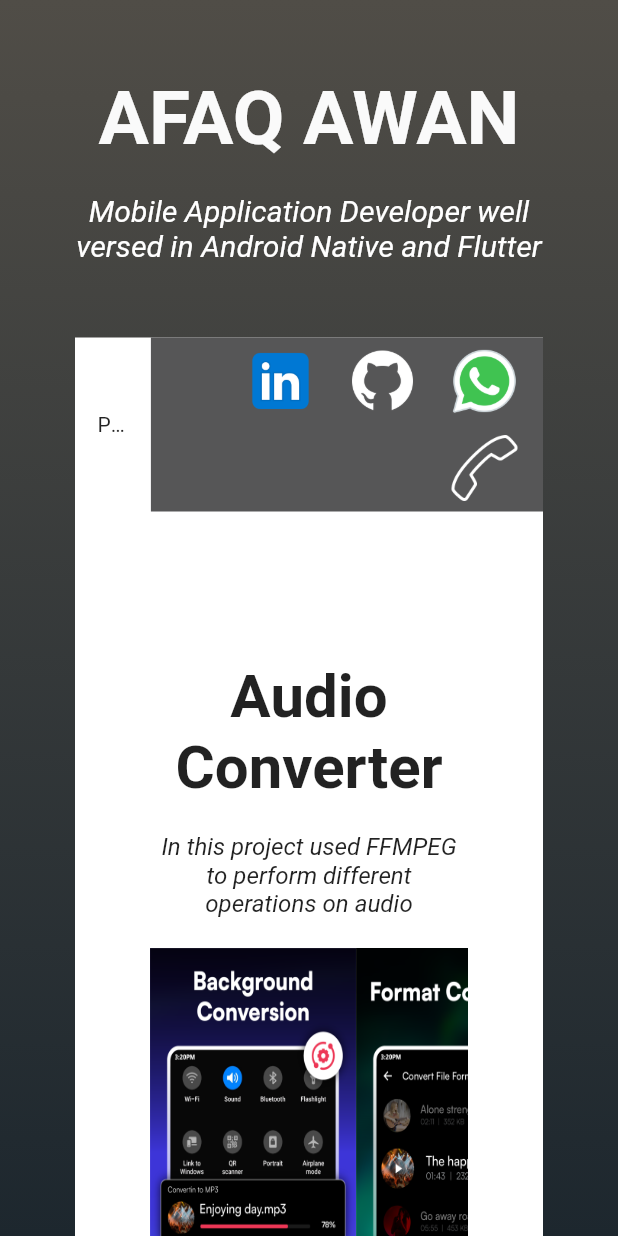
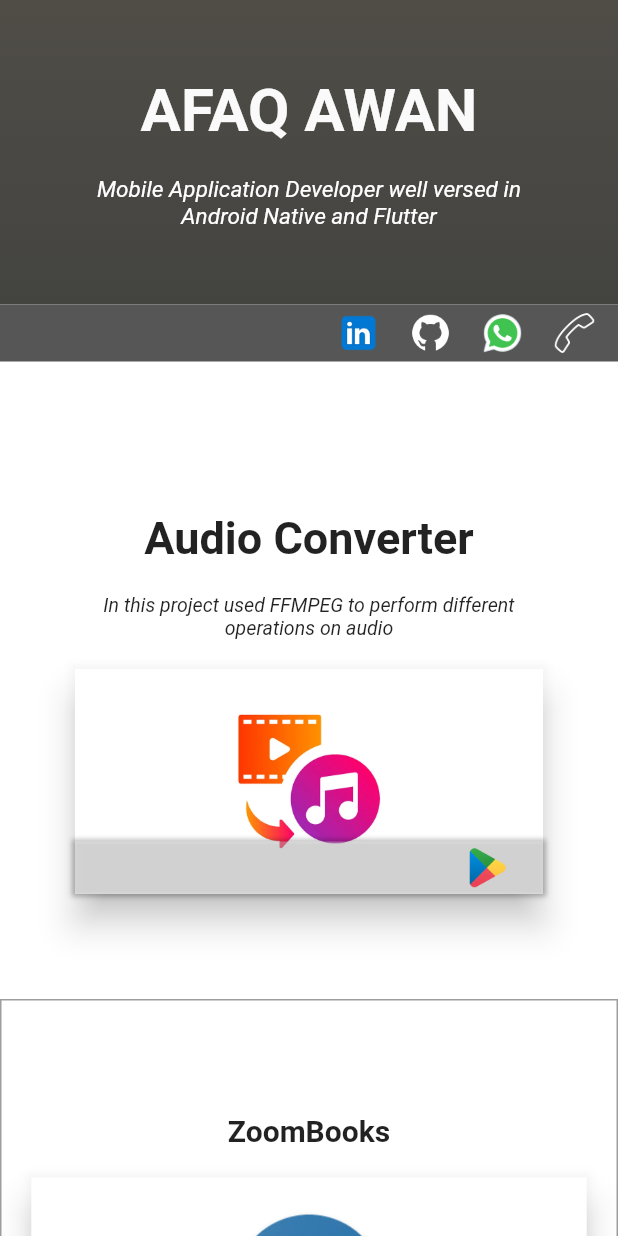
Before and after one commit to afaq35202/portfolio_flutter, a Flutter app: the screen it shows after launch, on a phone screen of 412 x 824 dp. Run offline on Flutter 3.47's test engine with Material 2 defaults, Android fonts, the phone set to English and light mode, and no system bars; drawn by our look-alikes of animated_text_kit; our stand-ins replace google_fonts.

Commit message:
first commit

```diff
--- a/lib/home_page.dart
+++ b/lib/home_page.dart
@@ -1,11 +1,13 @@
 import 'package:animated_text_kit/animated_text_kit.dart';
 import 'package:flutter/material.dart';
 import 'package:portfolio/utils/constants.dart';
+import 'package:portfolio/widgets/grid_item_widget.dart';
 import 'package:portfolio/widgets/items_widget.dart';
 import 'package:portfolio/utils/colors.dart';
 import 'package:portfolio/utils/responsive.dart';
 import 'package:portfolio/widgets/social_icon.dart';
 
+import 'data_model/items_data_model.dart';
 import 'widgets/content_widget.dart';
 
 class Home extends StatelessWidget {
@@ -30,110 +32,25 @@ class Home extends StatelessWidget {
               height: 50,
             ),
             Responsive(
-                mobile: header(true),
-                tablet: header(false),
-                desktop: header(false)),
-            Container(
-              color: Colors.white,
-              width: double.infinity,
-              margin: const EdgeInsets.symmetric(horizontal: 50),
-              child: Column(
-                children: [
-                  Row(
-                    children: [
-                      Container(
-                        width: MediaQuery.of(context).size.width * 0.05,
-                        margin: const EdgeInsets.symmetric(horizontal: 15.0),
-                        child: const Text(
-                          "Projects",
-                          softWrap: true,
-                          overflow: TextOverflow.ellipsis,
-                        ),
-                      ),
-                      Expanded(
-                          child: Container(
-                        color: lightGreyColor,
-                        child: const Wrap(
-                          alignment: WrapAlignment.end,
-                          children: [
-                            SocialIcon(
-                                path: "assets/linkdin.png",
-                                url: Constants.linkdinUrl),
-                            SizedBox(
-                              width: 10,
-                            ),
-                            SocialIcon(
-                                path: "assets/github.png",
-                                url: Constants.githubUrl),
-                            SizedBox(
-                              width: 10,
-                            ),
-                            SocialIcon(
-                                path: "assets/whatsapp.png",
-                                url: Constants.whatsappUrl),
-                            SizedBox(
-                              width: 10,
-                            ),
-                            SocialIcon(
-                                path: "assets/call.png",
-                                url: Constants.callUrl),
-                            SizedBox(
-                              width: 10,
-                            ),
-                          ],
-                        ),
-                      ))
-                    ],
-                  ),
-                  const Padding(
-                    padding: EdgeInsets.all(50),
-                    child: Column(
-                      children: [
-                        SizedBox(
-                          height: 50,
-                        ),
-                        Text(
-                          "Audio Converter",
-                          textAlign: TextAlign.center,
-                          style: TextStyle(
-                              fontSize: 40, fontWeight: FontWeight.bold),
-                        ),
-                        SizedBox(
-                          height: 20,
-                        ),
-                        Text(
-                          "In this project used FFMPEG to perform different operations on audio",
-                          style: TextStyle(
-                              fontStyle: FontStyle.italic, fontSize: 16),
-                          textAlign: TextAlign.center,
-                        ),
-                        SizedBox(
-                          height: 20,
-                        ),
-                        Responsive(
-                          mobile: ContentWidget(isMobile: true),
-                          tablet: ContentWidget(isMobile: false),
-                          desktop: ContentWidget(isMobile: false),
-                        ),
-                      ],
-                    ),
-                  ),
-                  const Responsive(
-                    mobile: ItemsWidget(isMobile: true),
-                    tablet: ItemsWidget(isMobile: false),
-                    desktop: ItemsWidget(isMobile: false),
-                  ),
-                ],
-              ),
-            )
+                mobile: body(true, context),
+                tablet: body(false, context),
+                desktop: body(false, context)),
           ],
         ),
       ),
     ));
   }
 
-  Widget header(bool isMobile) {
-    return Container(
+  Widget body(bool isMobile, BuildContext context) {
+    final mainItem = ItemsDataModel(
+        "Audio Converter",
+        "assets/video_to_mp3.webp",
+        "In this project used FFMPEG to perform different operations on audio",
+        Constants.zoomBooksPlay,
+        '');
+    return Column(
+      children: [
+        Container(
           margin: const EdgeInsets.symmetric(horizontal: 46),
           child: Row(
             children: [
@@ -148,8 +65,8 @@ class Home extends StatelessWidget {
                         animatedTexts: [
                           ColorizeAnimatedText(
                             'AFAQ AWAN',
-                        textStyle: const TextStyle(
-                            fontSize: 50,
+                            textStyle:  TextStyle(
+                                fontSize: isMobile?40:50,
                                 color: Colors.white,
                                 fontWeight: FontWeight.bold),
                             textAlign: TextAlign.center,
@@ -170,8 +87,8 @@ class Home extends StatelessWidget {
                             'Mobile Application Developer well versed in Android Native and Flutter',
                             textAlign: TextAlign.center,
                             cursor: "|",
-                        textStyle: const TextStyle(
-                            fontSize: 20,
+                            textStyle:  TextStyle(
+                                fontSize: isMobile?15:20,
                                 color: Colors.white,
                                 fontWeight: FontWeight.normal,
                                 fontStyle: FontStyle.italic),
@@ -199,6 +116,107 @@ class Home extends StatelessWidget {
                 )
             ],
           ),
+        ),
+        Container(
+          color: Colors.white,
+          width: double.infinity,
+          margin: EdgeInsets.symmetric(horizontal: isMobile ? 0 : 50),
+          child: Column(
+            children: [
+              Row(
+                children: [
+                  if(!isMobile)Container(
+                    padding:  const EdgeInsets.symmetric(horizontal: 10.0),
+                    child: const Text(
+                      "Projects",
+                      style: TextStyle(fontWeight: FontWeight.bold),
+                      softWrap: true,
+                    ),
+                  ),
+                  Expanded(
+                      child: Container(
+                    color: lightGreyColor,
+                    child: Wrap(
+                      alignment: WrapAlignment.end,
+                      children: [
+                        SocialIcon(
+                          path: "assets/linkdin.png",
+                          url: Constants.linkdinUrl,
+                          isMobile: isMobile,
+                        ),
+                        const SizedBox(
+                          width: 10,
+                        ),
+                        SocialIcon(
+                          path: "assets/github.png",
+                          url: Constants.githubUrl,
+                          isMobile: isMobile,
+                        ),
+                        const SizedBox(
+                          width: 10,
+                        ),
+                        SocialIcon(
+                          path: "assets/whatsapp.png",
+                          url: Constants.whatsappUrl,
+                          isMobile: isMobile,
+                        ),
+                        const SizedBox(
+                          width: 10,
+                        ),
+                        SocialIcon(
+                          path: "assets/call.png",
+                          url: Constants.callUrl,
+                          isMobile: isMobile,
+                        ),
+                        const SizedBox(
+                          width: 10,
+                        ),
+                      ],
+                    ),
+                  ))
+                ],
+              ),
+              Padding(
+                padding: const EdgeInsets.all(50),
+                child: Column(
+                  children: [
+                    const SizedBox(
+                      height: 50,
+                    ),
+                     Text(
+                      "Audio Converter",
+                      textAlign: TextAlign.center,
+                      style:
+                          TextStyle(fontSize: isMobile?30:40, fontWeight: FontWeight.bold),
+                    ),
+                    const SizedBox(
+                      height: 20,
+                    ),
+                     Text(
+                      "In this project used FFMPEG to perform different operations on audio",
+                      style:
+                          TextStyle(fontStyle: FontStyle.italic, fontSize: isMobile?13:16),
+                      textAlign: TextAlign.center,
+                    ),
+                    const SizedBox(
+                      height: 20,
+                    ),
+                    ContentWidget(isMobile: isMobile, model: mainItem),
+                    const SizedBox(
+                      height: 20,
+                    ),
+                  ],
+                ),
+              ),
+              const Responsive(
+                mobile: ItemsWidget(isMobile: true),
+                tablet: ItemsWidget(isMobile: false),
+                desktop: ItemsWidget(isMobile: false),
+              ),
+            ],
+          ),
+        )
+      ],
     );
   }
 }
--- a/lib/main.dart
+++ b/lib/main.dart
@@ -1,6 +1,5 @@
 import 'package:flutter/material.dart';
 import 'package:google_fonts/google_fonts.dart';
-import 'package:portfolio/utils/custom_scroll.dart';
 
 import 'home_page.dart';
 
@@ -16,7 +15,6 @@ class MyApp extends StatelessWidget {
   Widget build(BuildContext context) {
     return MaterialApp(
       title: 'Portfolio',
-      scrollBehavior: MyCustomScrollBehavior(),
       theme: ThemeData(
         fontFamily: GoogleFonts.merriweatherSans.toString(),
         textTheme: const TextTheme(
--- a/lib/utils/constants.dart
+++ b/lib/utils/constants.dart
@@ -17,7 +17,7 @@ class Constants {
 
   static const String evvVerificationPlay =
       "${_playStore}com.technolyte.fastnet.evvverification";
-  static const String evvVerificationApp = "";
+  static const String evvVerificationApp = "${_appStore}evv-providersoft/id6449676238";
 
   static const String syedZameenPlay =
       "${_playStore}com.technolyte.syedzameen&hl=en&gl=US";
--- a/lib/utils/custom_scroll.dart
+++ /dev/null
@@ -1,11 +0,0 @@
-import 'package:flutter/gestures.dart';
-import 'package:flutter/material.dart';
-
-class MyCustomScrollBehavior extends MaterialScrollBehavior {
-  // Override behavior methods and getters like dragDevices
-  @override
-  Set<PointerDeviceKind> get dragDevices => {
-    PointerDeviceKind.touch,
-    PointerDeviceKind.mouse,
-  };
-}
--- a/lib/widgets/bottom_hover_widget.dart
+++ b/lib/widgets/bottom_hover_widget.dart
@@ -1,6 +1,5 @@
 import 'package:flutter/material.dart';
 import 'package:portfolio/widgets/social_icon.dart';
-import 'package:url_launcher/url_launcher.dart';
 
 class BottomHoverWidget extends StatelessWidget {
   final bool isItemHover;
@@ -37,8 +36,9 @@ class BottomHoverWidget extends StatelessWidget {
           alignment: Alignment.centerRight,
           child: Padding(
             padding: const EdgeInsets.symmetric(horizontal: 20),
-            child: Row(
-              mainAxisAlignment: MainAxisAlignment.end,
+            child: FittedBox(
+              child: Wrap(
+                crossAxisAlignment: WrapCrossAlignment.end,
                 children: [
                   SocialIcon(
                     path: "assets/play_store.webp",
@@ -55,6 +55,7 @@ class BottomHoverWidget extends StatelessWidget {
                     ),
                 ],
               ),
+            ),
           )),
     );
   }
--- a/lib/widgets/content_widget.dart
+++ b/lib/widgets/content_widget.dart
@@ -1,12 +1,14 @@
 import 'package:flutter/material.dart';
+import 'package:portfolio/data_model/items_data_model.dart';
 import 'package:portfolio/utils/constants.dart';
 
 import 'bottom_hover_widget.dart';
 
 class ContentWidget extends StatefulWidget {
   final bool isMobile;
+  final ItemsDataModel model;
 
-  const ContentWidget({super.key, required this.isMobile});
+  const ContentWidget({super.key, required this.isMobile,required this.model});
 
   @override
   State<ContentWidget> createState() => _ContentWidgetState();
@@ -17,37 +19,34 @@ class _ContentWidgetState extends State<ContentWidget> {
 
   @override
   Widget build(BuildContext context) {
-    return Container(
-      height: 300,
-      width: double.infinity,
-      margin: EdgeInsets.symmetric(horizontal: widget.isMobile ? 0 : 100),
-      child: InkWell(
-        onTap: () {},
-        onHover: (val) {
-          setState(() {
-            isHover = val;
-          });
-        },
+    return InkWell(
+      onTap: () {},
+      onHover: (val) {
+        isHover = val;
+        setState(() {});
+        print("here is hover");
+      },
+      child: SizedBox(
+        width: widget.isMobile?double.infinity:MediaQuery.of(context).size.width/2,
+        height: widget.isMobile?150:200,
         child: Stack(
           children: [
-            Center(
-              child: ListView.builder(
-                  shrinkWrap: false,
-                  scrollDirection: Axis.horizontal,
-                  itemCount: 5,
-                  itemBuilder: (context, index) {
-                    return SizedBox(
-                      width: widget.isMobile
-                          ? MediaQuery.of(context).size.width / 3
-                          : MediaQuery.of(context).size.width / 5,
-                      child: Image.asset(
-                        "assets/audio_converter/image$index.webp",
-                        fit: BoxFit.fill,
-                      ),
-                    );
-                  }),
+            Material(
+              elevation: 10,
+              child: Container(
+                  padding: const EdgeInsets.symmetric(vertical: 20),
+                  color: Colors.white,
+                  alignment: Alignment.center,
+                  child:Image.asset(
+                    widget.model.imagePath,
+                  )),
             ),
-            BottomHoverWidget(isItemHover: isHover,isAppStore: false,playStoreUrl: Constants.videoToMp3Play,),
+            BottomHoverWidget(
+              isItemHover: widget.isMobile?true:isHover,
+              isAppStore: widget.model.urlAppStore.isNotEmpty,
+              playStoreUrl: widget.model.urlPlayStore,
+              appStoreUrl: widget.model.urlAppStore,
+            )
           ],
         ),
       ),
--- /dev/null
+++ b/lib/widgets/grid_item_widget.dart
@@ -0,0 +1,48 @@
+import 'package:flutter/material.dart';
+
+import '../data_model/items_data_model.dart';
+import 'content_widget.dart';
+
+class GridItem extends StatelessWidget {
+  final ItemsDataModel model;
+  final bool isMobile;
+
+  const GridItem({super.key, required this.model, required this.isMobile});
+
+  @override
+  Widget build(BuildContext context) {
+    return Container(
+      width: double.infinity,
+      decoration: BoxDecoration(border: Border.all(color: Colors.grey)),
+      padding: const EdgeInsets.all(20),
+      child: Column(
+        mainAxisAlignment: MainAxisAlignment.center,
+        crossAxisAlignment: CrossAxisAlignment.center,
+        children: [
+          const Spacer(),
+          Text(
+            model.title,
+            textAlign: TextAlign.center,
+            style: TextStyle(
+                fontSize: isMobile ? 20 : 30, fontWeight: FontWeight.bold),
+          ),
+          const SizedBox(
+            height: 20,
+          ),
+          ContentWidget(
+            isMobile: isMobile,
+            model: model,
+          ),
+          const Spacer(),
+          Expanded(
+            child: Text(
+              model.description,
+              style:  TextStyle(fontSize: isMobile?13:16),
+              textAlign: TextAlign.center,
+            ),
+          ),
+        ],
+      ),
+    );
+  }
+}
--- a/lib/widgets/items_widget.dart
+++ b/lib/widgets/items_widget.dart
@@ -2,6 +2,8 @@ import 'package:flutter/material.dart';
 import 'package:portfolio/data_model/items_data_model.dart';
 import 'package:portfolio/utils/constants.dart';
 import 'package:portfolio/widgets/bottom_hover_widget.dart';
+
+import 'grid_item_widget.dart';
 
 class ItemsWidget extends StatelessWidget {
   final bool isMobile;
@@ -49,15 +51,15 @@ class ItemsWidget extends StatelessWidget {
           Constants.kosherApp),
     ];
     double cellWidth = ((MediaQuery.of(context).size.width - 0) / 2);
-    double desiredCellHeight = isMobile?400:600;
+    double desiredCellHeight = isMobile ? 200 : 600;
     double childAspectRatio = cellWidth / desiredCellHeight;
     return GridView.builder(
         shrinkWrap: true,
         itemCount: itemsData.length,
+        physics: const NeverScrollableScrollPhysics(),
         gridDelegate: SliverGridDelegateWithFixedCrossAxisCount(
-          crossAxisCount: isMobile ? 1 : 2,
-          childAspectRatio: childAspectRatio
-        ),
+            crossAxisCount: isMobile ? 1 : 2,
+            childAspectRatio: childAspectRatio),
         itemBuilder: (context, index) {
           return GridItem(
             model: itemsData[index],
@@ -66,96 +68,3 @@ class ItemsWidget extends StatelessWidget {
         });
   }
 }
-
-class GridItem extends StatefulWidget {
-  final ItemsDataModel model;
-  final bool isMobile;
-
-  const GridItem({super.key, required this.model,required this.isMobile});
-
-  @override
-  State<GridItem> createState() => _GridItemState();
-}
-
-class _GridItemState extends State<GridItem> {
-  bool isItemHover = false;
-
-  @override
-  Widget build(BuildContext context) {
-    return Container(
-      decoration: BoxDecoration(border: Border.all(color: Colors.grey)),
-      padding: const EdgeInsets.all(20),
-      child: Column(
-        mainAxisAlignment: MainAxisAlignment.center,
-        crossAxisAlignment: CrossAxisAlignment.center,
-        children: [
-          const Spacer(),
-          Text(
-            widget.model.title,
-            textAlign: TextAlign.center,
-            style: TextStyle(fontSize: widget.isMobile?20:30, fontWeight: FontWeight.bold),
-          ),
-          const SizedBox(
-            height: 20,
-          ),
-          InkWell(
-            onTap: () {},
-            onHover: (val) {
-              isItemHover = val;
-              setState(() {});
-              print("here is hover");
-            },
-            child: SizedBox(
-              width: double.infinity,
-              height: widget.isMobile?150:200,
-              child: Stack(
-                children: [
-                  Material(
-                    elevation: 10,
-                    child: Container(
-                        padding: const EdgeInsets.symmetric(vertical: 20),
-                        color: Colors.white,
-                        alignment: Alignment.center,
-                        child: widget.model.title == "EVV Providersoft"
-                            ? FittedBox(
-                              child: Container(
-                                  padding: const EdgeInsets.all(30),
-                                  decoration: const BoxDecoration(
-                                      color: Colors.black,
-                                      shape: BoxShape.circle),
-                                  child: Image.asset(
-                                    widget.model.imagePath,
-                                    width: 120,
-                                    height: 120,
-                                  ),
-                                ),
-                            )
-                            : FittedBox(
-                              child: Image.asset(
-                                  widget.model.imagePath,
-                                ),
-                            )),
-                  ),
-                  BottomHoverWidget(
-                    isItemHover: isItemHover,
-                    isAppStore: true,
-                    playStoreUrl: widget.model.urlPlayStore,
-                    appStoreUrl: widget.model.urlAppStore,
-                  )
-                ],
-              ),
-            ),
-          ),
-          const Spacer(),
-          Expanded(
-            child: Text(
-              widget.model.description,
-              style: const TextStyle(fontSize: 16),
-              textAlign: TextAlign.center,
-            ),
-          ),
-        ],
-      ),
-    );
-  }
-}
--- a/lib/widgets/social_icon.dart
+++ b/lib/widgets/social_icon.dart
@@ -1,12 +1,13 @@
 import 'package:flutter/material.dart';
 import 'package:url_launcher/url_launcher.dart';
-
 
 class SocialIcon extends StatefulWidget {
   final String path;
   final String url;
+  final bool? isMobile;
 
-  const SocialIcon({super.key, required this.path, required this.url});
+  const SocialIcon(
+      {super.key, required this.path, required this.url, this.isMobile});
 
   @override
   State<SocialIcon> createState() => _SocialIconState();
@@ -32,7 +33,11 @@ class _SocialIconState extends State<SocialIcon> {
           });
         },
         onTap: _launchUrl,
-        child: Image.asset(widget.path,width: 50,height: 50,),
+        child: Image.asset(
+          widget.path,
+          width: widget.isMobile != null && widget.isMobile! ? 30 : 50,
+          height: widget.isMobile != null && widget.isMobile! ? 30 : 50,
+        ),
       ),
     );
   }
--- a/pubspec.yaml
+++ b/pubspec.yaml
@@ -64,8 +64,6 @@ flutter:
   # To add assets to your application, add an assets section, like this:
   assets:
      - assets/
-     - assets/audio_converter/
-
   # An image asset can refer to one or more resolution-specific "variants", see
   # https://flutter.dev/assets-and-images/#resolution-aware
 
```
Also changed, not shown: assets/audio_converter/image0.webp (deleted), assets/audio_converter/image1.webp (deleted), assets/audio_converter/image2.webp (deleted), assets/audio_converter/image3.webp (deleted), assets/audio_converter/image4.webp (deleted), assets/evv.webp, assets/video_to_mp3.webp (added). Lines whose indentation alone changed are shown as unchanged.
